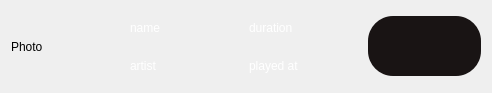
Qt form mutak/widgetitem.ui (ahmed-debbech/mutak) before a commit.
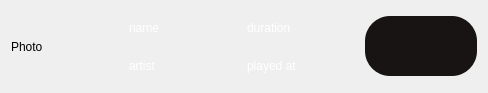
The same form after that commit.

Commit message: Fix tool tip colors in widgets/

Patch:
```diff
--- a/mutak/widgetitem.ui
+++ b/mutak/widgetitem.ui
@@ -6,7 +6,7 @@
    <rect>
     <x>0</x>
     <y>0</y>
-    <width>492</width>
+    <width>488</width>
     <height>93</height>
    </rect>
   </property>
```
Left out of the diff: 8 changed lines with no effect on the pictures.
